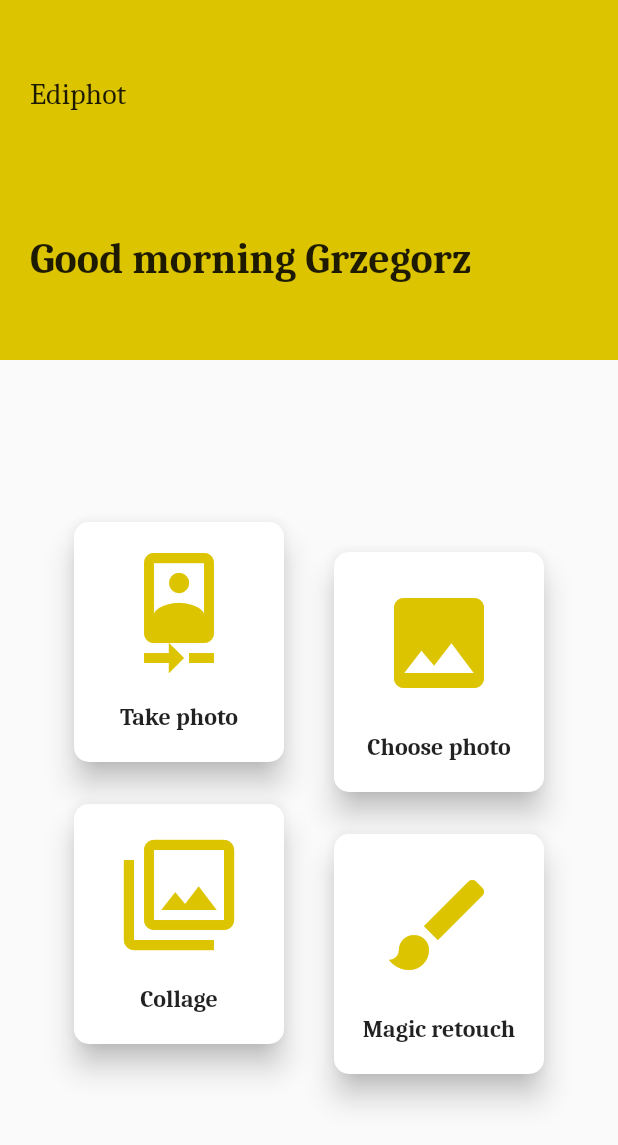
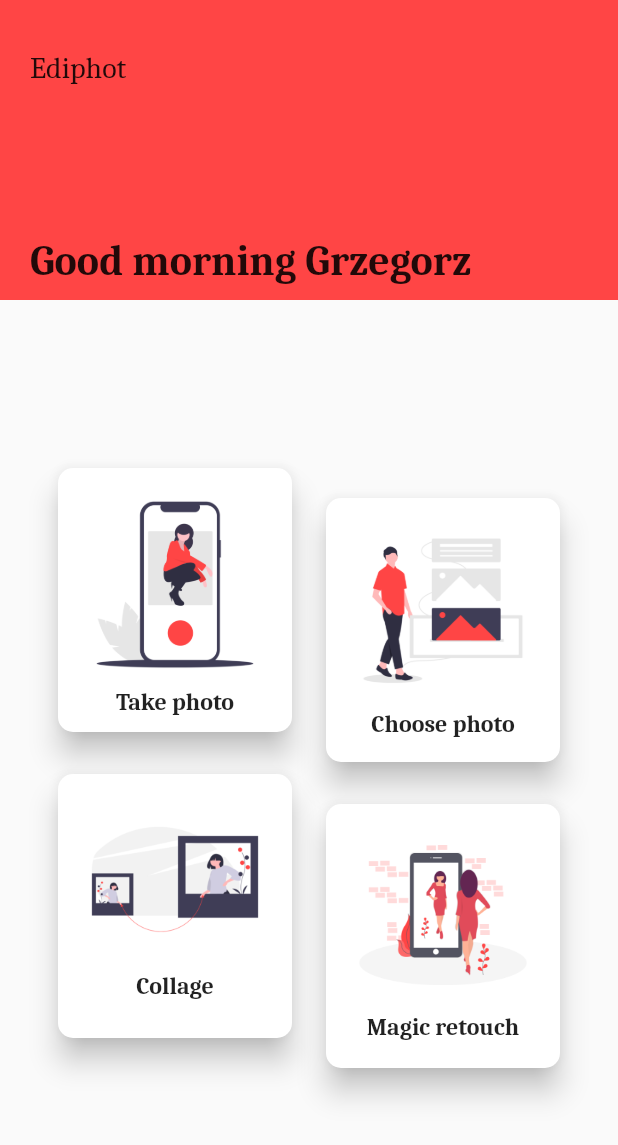
Before and after one commit to gkubiak92/ediphot, a Flutter app: the screen it shows after launch, on a phone screen of 412 x 824 dp. Shown: the top 1145 px of the screen. Run offline on Flutter 3.47's test engine with Material 2 defaults, Android fonts, the phone set to English and light mode, and no system bars.

Commit message:
Add assets to home screen

```diff
--- a/lib/screens/home/homescreen.dart
+++ b/lib/screens/home/homescreen.dart
@@ -9,7 +9,7 @@ class HomeScreen extends StatelessWidget {
         children: <Widget>[
           Container(
             width: double.infinity,
-            height: 240,
+            height: 200,
             color: Theme.of(context).primaryColor,
             child: Padding(
               padding: const EdgeInsets.symmetric(
@@ -17,12 +17,15 @@ class HomeScreen extends StatelessWidget {
                 horizontal: 20.0,
               ),
               child: Column(
-                mainAxisAlignment: MainAxisAlignment.spaceAround,
+                mainAxisAlignment: MainAxisAlignment.spaceBetween,
                 crossAxisAlignment: CrossAxisAlignment.start,
                 children: <Widget>[
-                  Text(
-                    'Ediphot',
-                    style: Theme.of(context).textTheme.subtitle1,
+                  Padding(
+                    padding: const EdgeInsets.only(top: 24.0),
+                    child: Text(
+                      'Ediphot',
+                      style: Theme.of(context).textTheme.subtitle1,
+                    ),
                   ),
                   Text(
                     'Good morning Grzegorz',
@@ -44,7 +47,8 @@ class HomeScreen extends StatelessWidget {
                         Column(
                           children: <Widget>[
                             HomeCard(
-                              icon: Icons.camera_front,
+                              image:
+                                  Image.asset('assets/undraw_take_photo.png'),
                               title: 'Take photo',
                             ),
                             SizedBox(
@@ -58,7 +62,7 @@ class HomeScreen extends StatelessWidget {
                               height: 20,
                             ),
                             HomeCard(
-                              icon: Icons.image,
+                              image: Image.asset('assets/undraw_gallery.png'),
                               title: 'Choose photo',
                             ),
                           ],
@@ -71,7 +75,7 @@ class HomeScreen extends StatelessWidget {
                         Column(
                           children: <Widget>[
                             HomeCard(
-                              icon: Icons.filter,
+                              image: Image.asset('assets/undraw_collage.png'),
                               title: 'Collage',
                             ),
                             SizedBox(
@@ -85,7 +89,7 @@ class HomeScreen extends StatelessWidget {
                               height: 20,
                             ),
                             HomeCard(
-                              icon: Icons.brush,
+                              image: Image.asset('assets/undraw_retouch.png'),
                               title: 'Magic retouch',
                             ),
                           ],
--- a/lib/screens/home/widgets/homecard.dart
+++ b/lib/screens/home/widgets/homecard.dart
@@ -2,9 +2,9 @@ import 'package:flutter/material.dart';
 
 class HomeCard extends StatelessWidget {
   final String title;
-  final IconData icon;
+  final Widget image;
 
-  const HomeCard({Key key, this.title, this.icon}) : super(key: key);
+  const HomeCard({Key key, this.title, this.image}) : super(key: key);
 
   @override
   Widget build(BuildContext context) {
@@ -15,17 +15,15 @@ class HomeCard extends StatelessWidget {
           Radius.circular(10),
         ),
       ),
+      child: Padding(
+        padding: const EdgeInsets.all(8.0),
         child: Container(
           width: 140,
           height: 160,
           child: Column(
             mainAxisAlignment: MainAxisAlignment.spaceEvenly,
             children: <Widget>[
-            Icon(
-              icon,
-              size: 80,
-              color: Theme.of(context).primaryColor,
-            ),
+              image,
               Text(
                 title,
                 style: Theme.of(context).textTheme.bodyText1,
@@ -33,6 +31,7 @@ class HomeCard extends StatelessWidget {
             ],
           ),
         ),
+      ),
     );
   }
 }
--- a/lib/theme/style.dart
+++ b/lib/theme/style.dart
@@ -2,7 +2,7 @@ import 'package:flutter/material.dart';
 
 ThemeData appTheme() {
   return ThemeData(
-    primaryColor: Color.fromARGB(255, 220, 196, 0),
+    primaryColor: Color.fromARGB(255, 255, 69, 69),
     accentColor: Colors.black,
     fontFamily: 'Caladea',
     textTheme: TextTheme(
```
Also changed, not shown: pubspec.yaml (+3 -4 lines), assets/undraw_collage.png (added), assets/undraw_gallery.png (added), assets/undraw_retouch.png (added), assets/undraw_take_photo.png (added), pubspec.lock. Lines whose indentation alone changed are shown as unchanged.
